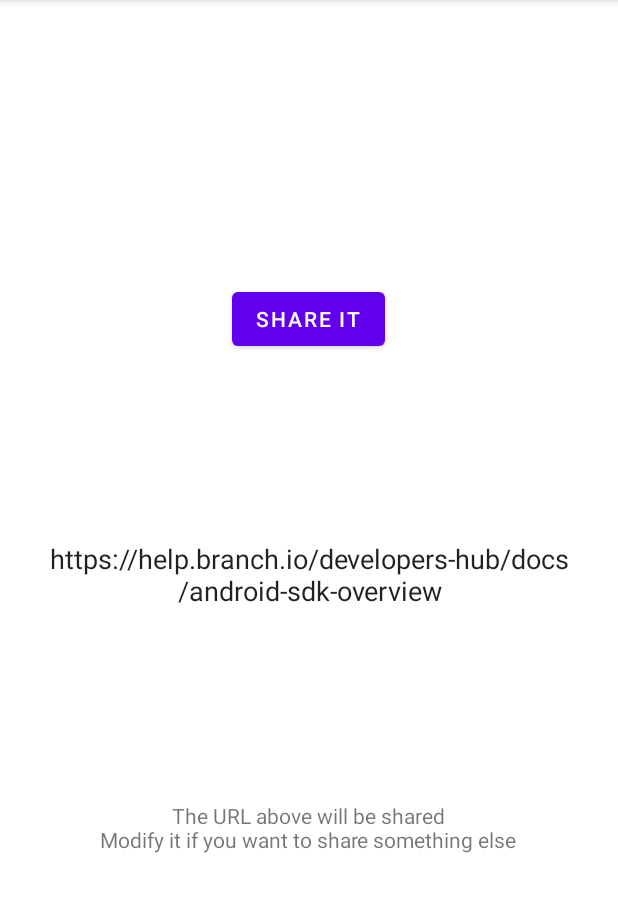
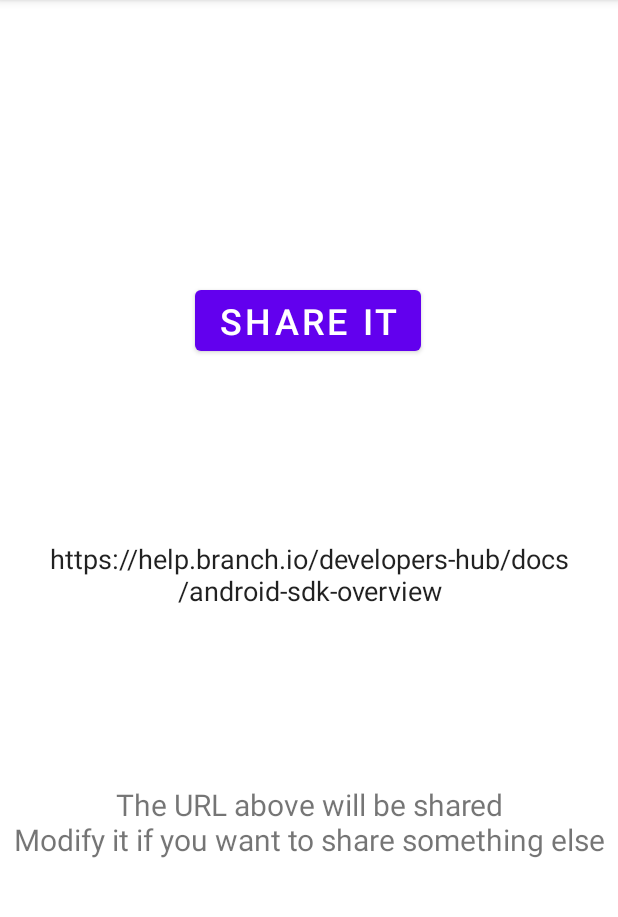
Before and after one commit to kyooryoo/BranchDeepLink, an Android app: the screen it shows after launch (LauncherActivity), on a phone screen of 412 x 824 dp, the part 84-1001 px from its top. Run offline under Robolectric (Android 15) with nearby library versions, the phone set to English and light mode, and no system bars; libraries missing offline, so code that uses them is left out: io.branch.indexing, io.branch.referral; 3 statements that could not run were skipped.

Commit message:
add localize

```diff
--- a/app/src/main/java/com/example/branchdeeplink/LauncherActivity.java
+++ b/app/src/main/java/com/example/branchdeeplink/LauncherActivity.java
@@ -24,7 +24,6 @@
 
     @Override
     protected void onCreate(Bundle savedInstanceState) {
-        Log.d("myapp", "Launcher onCreated");
         super.onCreate(savedInstanceState);
         setContentView(R.layout.activity_launcher);
         shareMyLink();
@@ -32,7 +31,6 @@
 
     @Override
     public void onStart() {
-        Log.d("myapp", "Launcher onStart");
         if (getIntent() != null) {
             Log.d("myapp", "got intent");
         } else {
@@ -49,14 +47,7 @@
     }
 
     @Override
-    public void onResume() {
-        Log.d("myapp", "Launcher onResume");
-        super.onResume();
-    }
-
-    @Override
     protected void onNewIntent(Intent intent) {
-        Log.d("myapp", "Launcher onNewIntent");
         super.onNewIntent(intent);
         setIntent(intent);
         // if activity is in foreground (or in backstack but partially visible) launching the same
@@ -70,7 +61,7 @@
 
     private final Branch.BranchReferralInitListener branchReferralInitListener = (linkProperties, error) -> {
         if (linkProperties != null) {
-            Log.d("myapp", "lp detail: " + linkProperties.toString());
+            Log.d("myapp", "lp detail: " + linkProperties);
         } else {
             Log.d("myapp", "received an empty link properties");
         }
@@ -117,11 +108,12 @@
                 .setCustomerEventAlias("play_with_deep_link")
                 .logEvent(LauncherActivity.this);
 
-        final String android_url_in = "https://pan.baidu.com/s/1igwjpQeIKDbDLgQCiKlGog?pwd=mi9m";
+        // following url demo your favorite country for which only allow the installation of this app
+        final String android_url_xx = "https://pan.baidu.com/s/1igwjpQeIKDbDLgQCiKlGog?pwd=mi9m";
         final String android_url = "https://help.branch.io/zh/developers-hub/docs/android-sdk-overview";
-        final String ios_url = "";
-        final String ios_wechat_url = "";
-        final String ipad_url = "";
+        final String ios_url = "https://github.com/kyooryoo/BranchDeepLink/blob/master/fallbacks/IOS.md";
+        final String ios_wechat_url = "https://github.com/kyooryoo/BranchDeepLink/blob/master/fallbacks/IOS_WECHAT.md";
+        final String ipad_url = "https://github.com/kyooryoo/BranchDeepLink/blob/master/fallbacks/IPAD.md";
         final String fallback_url = "https://help.branch.io/";
         final String after_click_url = "https://branch.io/";
 
@@ -132,7 +124,7 @@
                 .setStage("new user")
                 .addControlParameter("$fallback_url", fallback_url)
                 .addControlParameter("$android_url", android_url)
-                .addControlParameter("$android_url_in", android_url_in)
+                .addControlParameter("$android_url_cn", android_url_xx)
                 .addControlParameter("$after_click_url", after_click_url)
                 .addControlParameter("$ios_url", ios_url)
                 .addControlParameter("$ios_wechat_url", ios_wechat_url)
--- a/app/src/main/res/layout-land/activity_other.xml
+++ b/app/src/main/res/layout-land/activity_other.xml
@@ -16,6 +16,7 @@
         android:text="@string/deep_link_screen"
         android:textAlignment="center"
         android:autoLink="all"
+        android:textSize="16sp"
         app:layout_constraintBottom_toTopOf="@+id/button2"
         app:layout_constraintEnd_toEndOf="parent"
         app:layout_constraintHorizontal_bias="0.5"
@@ -28,6 +29,7 @@
         android:layout_width="wrap_content"
         android:layout_height="wrap_content"
         android:text="@string/back"
+        android:textSize="24sp"
         app:layout_constraintBottom_toBottomOf="parent"
         app:layout_constraintEnd_toEndOf="parent"
         app:layout_constraintHorizontal_bias="0.5"
--- a/app/src/main/res/layout-land/activity_shared.xml
+++ b/app/src/main/res/layout-land/activity_shared.xml
@@ -16,6 +16,7 @@
         android:text="@string/deep_link_screen"
         android:textAlignment="center"
         android:autoLink="all"
+        android:textSize="16sp"
         app:layout_constraintBottom_toTopOf="@+id/button2"
         app:layout_constraintEnd_toEndOf="parent"
         app:layout_constraintHorizontal_bias="0.5"
@@ -28,6 +29,7 @@
         android:layout_width="wrap_content"
         android:layout_height="wrap_content"
         android:text="@string/back"
+        android:textSize="24sp"
         app:layout_constraintBottom_toBottomOf="parent"
         app:layout_constraintEnd_toEndOf="parent"
         app:layout_constraintHorizontal_bias="0.5"
--- a/app/src/main/res/layout/activity_launcher.xml
+++ b/app/src/main/res/layout/activity_launcher.xml
@@ -11,6 +11,7 @@
         android:layout_width="wrap_content"
         android:layout_height="wrap_content"
         android:text="@string/share_button"
+        android:textSize="24sp"
         app:layout_constraintBottom_toBottomOf="parent"
         app:layout_constraintEnd_toEndOf="parent"
         app:layout_constraintHorizontal_bias="0.498"
@@ -47,6 +48,7 @@
         android:layout_height="wrap_content"
         android:text="@string/textview"
         android:textAlignment="center"
+        android:textSize="20sp"
         app:layout_constraintBottom_toBottomOf="parent"
         app:layout_constraintEnd_toEndOf="parent"
         app:layout_constraintHorizontal_bias="0.496"
--- a/app/src/main/res/layout/activity_other.xml
+++ b/app/src/main/res/layout/activity_other.xml
@@ -16,6 +16,7 @@
         android:text="@string/deep_link_screen"
         android:textAlignment="center"
         android:autoLink="all"
+        android:textSize="16sp"
         app:layout_constraintBottom_toTopOf="@+id/button2"
         app:layout_constraintEnd_toEndOf="parent"
         app:layout_constraintStart_toStartOf="parent"
@@ -27,6 +28,7 @@
         android:layout_width="wrap_content"
         android:layout_height="wrap_content"
         android:text="@string/back"
+        android:textSize="24sp"
         app:layout_constraintBottom_toBottomOf="parent"
         app:layout_constraintEnd_toEndOf="parent"
         app:layout_constraintHorizontal_bias="0.5"
--- a/app/src/main/res/layout/activity_shared.xml
+++ b/app/src/main/res/layout/activity_shared.xml
@@ -16,6 +16,7 @@
         android:text="@string/deep_link_screen"
         android:textAlignment="center"
         android:autoLink="all"
+        android:textSize="16sp"
         app:layout_constraintBottom_toTopOf="@+id/button2"
         app:layout_constraintEnd_toEndOf="parent"
         app:layout_constraintStart_toStartOf="parent"
@@ -27,6 +28,7 @@
         android:layout_width="wrap_content"
         android:layout_height="wrap_content"
         android:text="@string/back"
+        android:textSize="24sp"
         app:layout_constraintBottom_toBottomOf="parent"
         app:layout_constraintEnd_toEndOf="parent"
         app:layout_constraintHorizontal_bias="0.5"
--- a/app/src/main/res/values/strings.xml
+++ b/app/src/main/res/values/strings.xml
@@ -9,4 +9,9 @@
     <string name="hint">https://help.branch.io/developers-hub</string>
     <string name="back">QUIT</string>
     <string name="img_from_deep_link">img from deep link</string>
+    <string name="shared_message">Following URL is shared via</string>
+    <string name="detail_message">You opened a Deep Link with following details</string>
+    <string name="desp">Description</string>
+    <string name="campaign">Campaign</string>
+    <string name="shared_via">Shared via</string>
 </resources>
```
Also changed, not shown: app/src/main/java/com/example/branchdeeplink/OtherActivity.java (+14 -7 lines), app/src/main/java/com/example/branchdeeplink/SharedActivity.java (+4 -3 lines), 1 other file.
